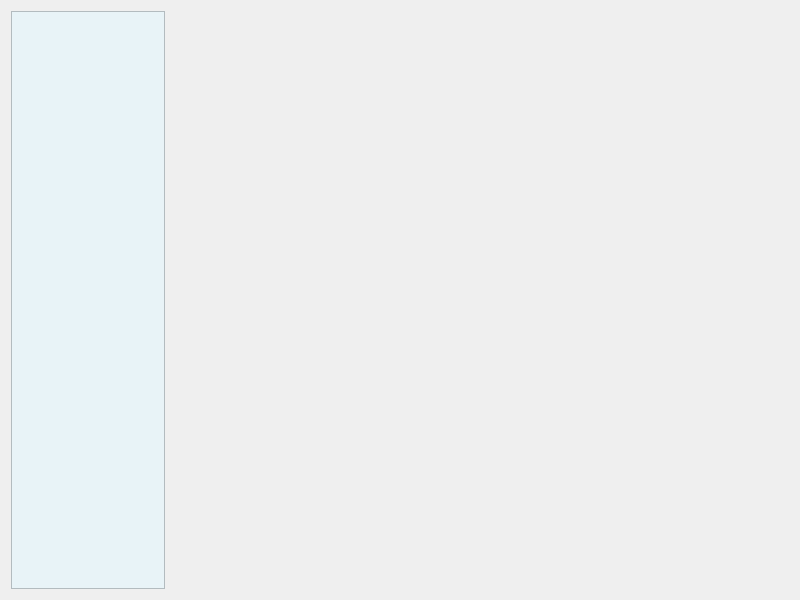
Qt form mainwindow.ui (sonichy/HTYSI) before a commit.
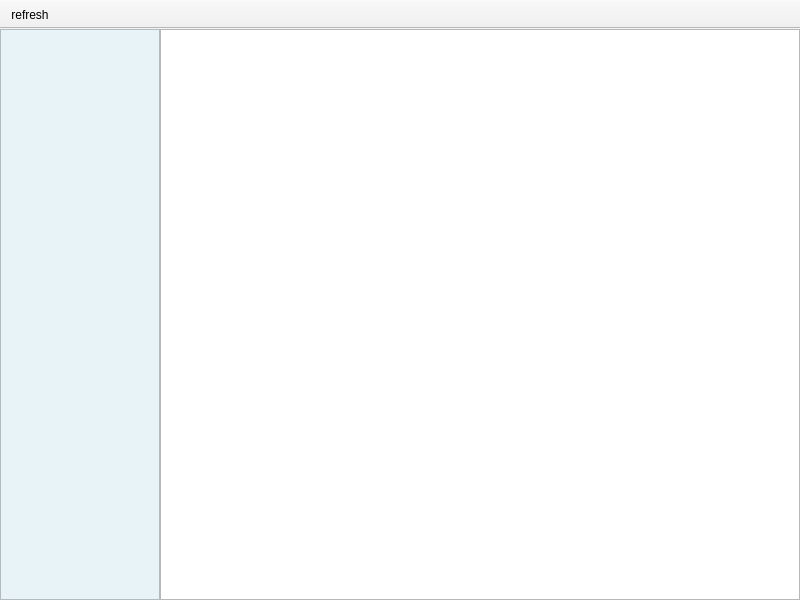
The same form after that commit. Icons and pictures are not drawn.

Commit message: add: sound, soft, refresh

The edit to the form file:
```diff
--- a/mainwindow.ui
+++ b/mainwindow.ui
@@ -24,30 +24,69 @@
   </property>
   <widget class="QWidget" name="centralWidget">
    <layout class="QVBoxLayout" name="verticalLayout">
+    <property name="spacing">
+     <number>0</number>
+    </property>
+    <property name="leftMargin">
+     <number>0</number>
+    </property>
+    <property name="topMargin">
+     <number>0</number>
+    </property>
+    <property name="rightMargin">
+     <number>0</number>
+    </property>
+    <property name="bottomMargin">
+     <number>0</number>
+    </property>
     <item>
      <layout class="QHBoxLayout" name="horizontalLayout" stretch="1,4">
+      <property name="spacing">
+       <number>0</number>
+      </property>
       <item>
        <widget class="QListWidget" name="listWidget"/>
       </item>
       <item>
-       <widget class="QLabel" name="label">
+       <widget class="QTextBrowser" name="textBrowser">
         <property name="font">
          <font>
           <pointsize>15</pointsize>
          </font>
         </property>
-        <property name="text">
-         <string/>
-        </property>
-        <property name="alignment">
-         <set>Qt::AlignLeading|Qt::AlignLeft|Qt::AlignTop</set>
-        </property>
        </widget>
       </item>
      </layout>
     </item>
    </layout>
   </widget>
+  <widget class="QToolBar" name="toolBar">
+   <property name="windowTitle">
+    <string>toolBar</string>
+   </property>
+   <property name="movable">
+    <bool>false</bool>
+   </property>
+   <attribute name="toolBarArea">
+    <enum>TopToolBarArea</enum>
+   </attribute>
+   <attribute name="toolBarBreak">
+    <bool>false</bool>
+   </attribute>
+   <addaction name="actionRefresh"/>
+  </widget>
+  <action name="actionRefresh">
+   <property name="icon">
+    <iconset resource="res.qrc">
+     <normaloff>:/refresh.png</normaloff>:/refresh.png</iconset>
+   </property>
+   <property name="text">
+    <string>refresh</string>
+   </property>
+   <property name="toolTip">
+    <string>刷新</string>
+   </property>
+  </action>
  </widget>
  <layoutdefault spacing="6" margin="11"/>
  <resources>
```
The commit also changes 5 other files.
